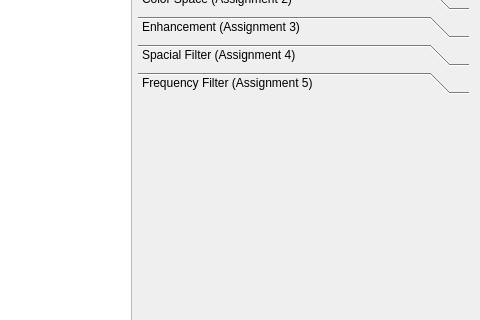
lizy14/hello-lenna, file mainwindow.ui: the form before one commit; both pictures show x 533 to 1013 and y 90 to 410 of the 1013 by 818 pixel window.
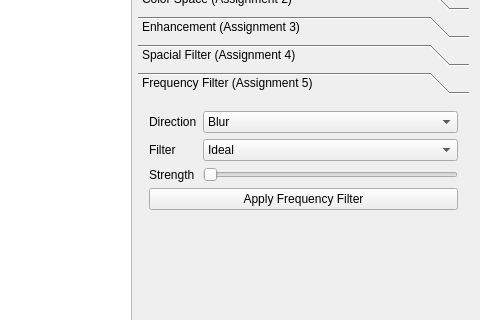
The form after the commit. The open tabs and pages were chosen to show the change.

Commit message: frequency domain filter

What changed in the file:
```diff
--- a/mainwindow.ui
+++ b/mainwindow.ui
@@ -601,6 +601,94 @@
            <attribute name="label">
             <string>Frequency Filter (Assignment 5)</string>
            </attribute>
+           <layout class="QVBoxLayout" name="verticalLayout_16">
+            <item>
+             <layout class="QFormLayout" name="formLayout_3">
+              <item row="2" column="1">
+               <widget class="QSlider" name="sliderFreqParam">
+                <property name="minimum">
+                 <number>0</number>
+                </property>
+                <property name="maximum">
+                 <number>80</number>
+                </property>
+                <property name="orientation">
+                 <enum>Qt::Horizontal</enum>
+                </property>
+               </widget>
+              </item>
+              <item row="0" column="1">
+               <widget class="QComboBox" name="comboFreqDirection">
+                <item>
+                 <property name="text">
+                  <string>Blur</string>
+                 </property>
+                </item>
+                <item>
+                 <property name="text">
+                  <string>Sharpen</string>
+                 </property>
+                </item>
+               </widget>
+              </item>
+              <item row="1" column="1">
+               <widget class="QComboBox" name="comboFreqFilter">
+                <item>
+                 <property name="text">
+                  <string>Ideal</string>
+                 </property>
+                </item>
+                <item>
+                 <property name="text">
+                  <string>Gaussian</string>
+                 </property>
+                </item>
+               </widget>
+              </item>
+              <item row="0" column="0">
+               <widget class="QLabel" name="label_7">
+                <property name="text">
+                 <string>Direction</string>
+                </property>
+               </widget>
+              </item>
+              <item row="1" column="0">
+               <widget class="QLabel" name="label_8">
+                <property name="text">
+                 <string>Filter</string>
+                </property>
+               </widget>
+              </item>
+              <item row="2" column="0">
+               <widget class="QLabel" name="label_9">
+                <property name="text">
+                 <string>Strength</string>
+                </property>
+               </widget>
+              </item>
+             </layout>
+            </item>
+            <item>
+             <widget class="QPushButton" name="btnFreqFilter">
+              <property name="text">
+               <string>Apply Frequency Filter</string>
+              </property>
+             </widget>
+            </item>
+            <item>
+             <spacer name="verticalSpacer_6">
+              <property name="orientation">
+               <enum>Qt::Vertical</enum>
+              </property>
+              <property name="sizeHint" stdset="0">
+               <size>
+                <width>20</width>
+                <height>40</height>
+               </size>
+              </property>
+             </spacer>
+            </item>
+           </layout>
           </widget>
           <widget class="QWidget" name="page_4">
            <property name="geometry">
```
Left out of the diff: 2 changed lines with no effect on the pictures. The commit also changes 6 other files.
